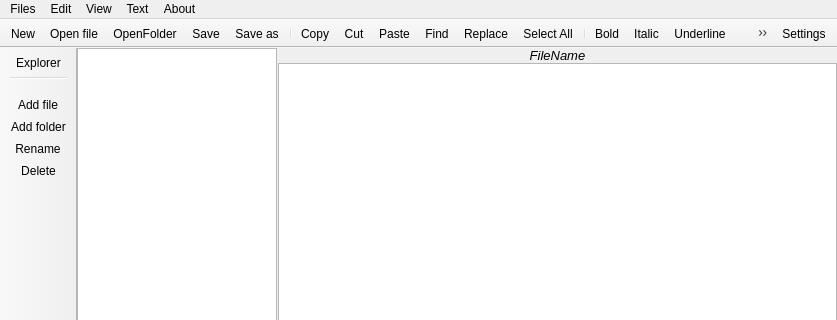
Old version of the form mainwindow.ui in the repository vorobeyka/TextEditor; both pictures show x 0 to 837 and y 0 to 320 of the 837 by 614 pixel window.
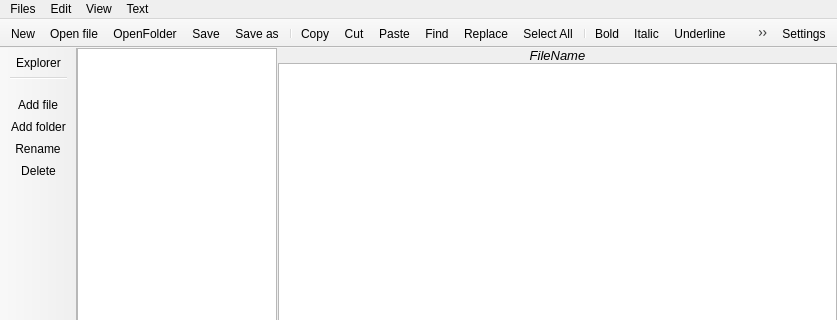
New version of the form. Icons and pictures are not drawn.

Diff of the .ui file:
```diff
--- a/mainwindow.ui
+++ b/mainwindow.ui
@@ -315,13 +315,6 @@
     <addaction name="actionColor"/>
     <addaction name="actionFont"/>
    </widget>
-   <widget class="QMenu" name="menuAbout">
-    <property name="title">
-     <string>About</string>
-    </property>
-    <addaction name="actionHelp"/>
-    <addaction name="actionAbout"/>
-   </widget>
    <widget class="QMenu" name="menuView">
     <property name="title">
      <string>View</string>
@@ -349,7 +342,6 @@
    <addaction name="menuEdit"/>
    <addaction name="menuView"/>
    <addaction name="menuText"/>
-   <addaction name="menuAbout"/>
   </widget>
   <widget class="QStatusBar" name="statusbar">
    <property name="palette">
```
Left out of the diff: 50 changed lines with no effect on the pictures.
